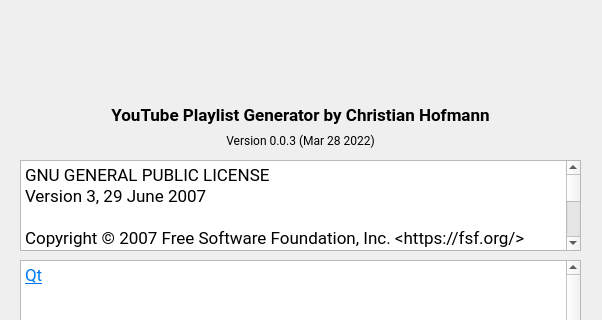
First picture: the form in src/gui/forms/info_dialog.ui, repository christianhofmanncodes/youtube-playlist-generator, before the edit; both pictures show x 0 to 602 and y 0 to 320 of the 602 by 472 pixel window.
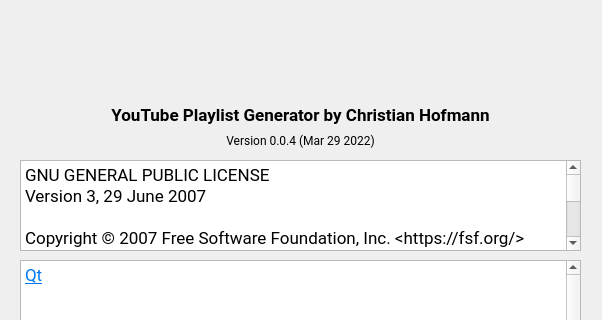
Second picture: the form after the edit. Icons and pictures are not drawn.

Commit message: add windowIcon, add Roboto font family

What changed in the file:
```diff
--- a/src/gui/forms/info_dialog.ui
+++ b/src/gui/forms/info_dialog.ui
@@ -342,7 +342,7 @@
     <locale language="English" country="Germany"/>
    </property>
    <property name="text">
-    <string>Version 0.0.3 (Mar 28 2022)</string>
+    <string>Version 0.0.4 (Mar 29 2022)</string>
    </property>
    <property name="textFormat">
     <enum>Qt::PlainText</enum>
```
Left out of the diff: 8 changed lines with no effect on the pictures.
